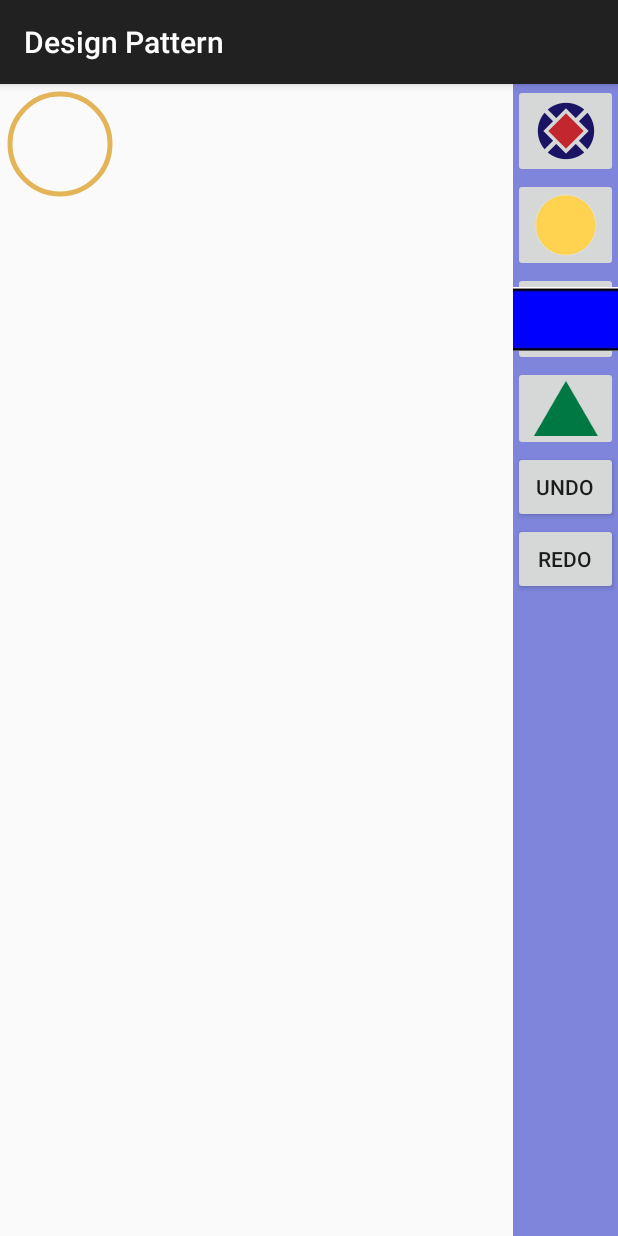
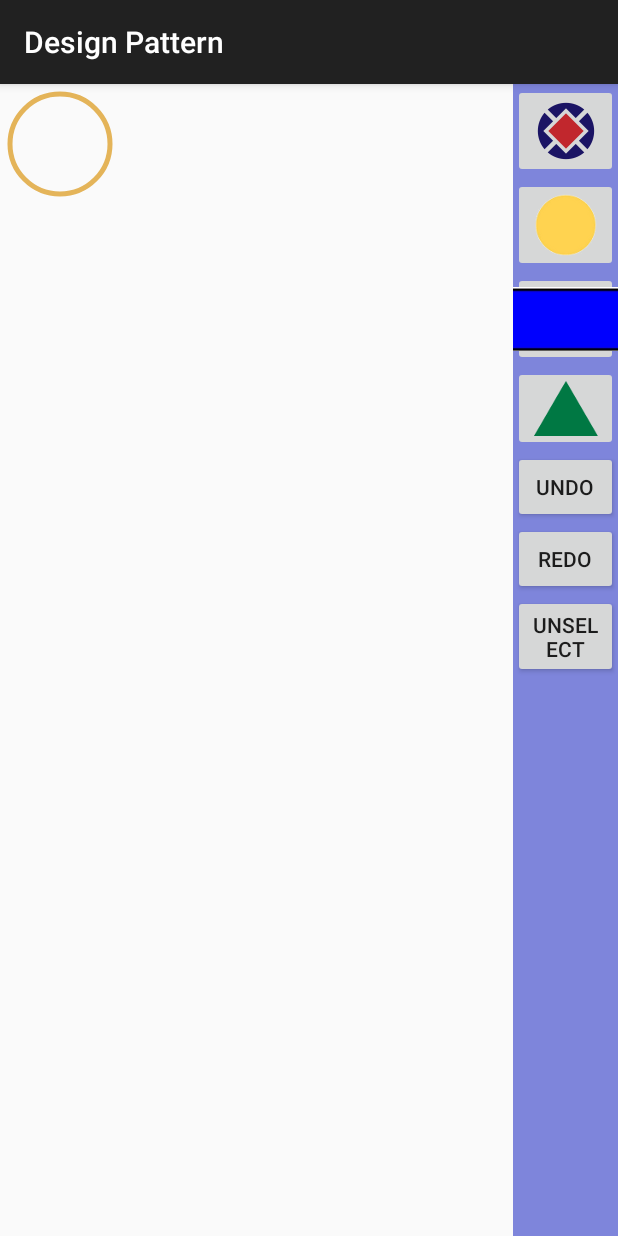
Before and after one commit to reversecoder/rc-dp, an Android app: the screen it shows after launch (MainActivity), after a tap on an icon or button, on a phone screen of 412 x 824 dp. Run offline under Robolectric (Android 15) with nearby library versions, the phone set to English and light mode, and no system bars; 4 statements that could not run were skipped.

Commit message:
added selection method(half-done)

```diff
--- a/app/src/main/java/com/rc/designpattern/activity/MainActivity.java
+++ b/app/src/main/java/com/rc/designpattern/activity/MainActivity.java
@@ -1,14 +1,11 @@
 package com.rc.designpattern.activity;
 
-import android.graphics.Color;
 import android.os.Bundle;
 import android.support.v4.content.ContextCompat;
 import android.support.v7.app.AppCompatActivity;
-import android.util.Log;
 import android.view.GestureDetector;
 import android.view.MotionEvent;
 import android.view.View;
-import android.view.ViewGroup;
 import android.widget.Button;
 import android.widget.ImageButton;
 import android.widget.RelativeLayout;
@@ -22,7 +19,6 @@ import com.rc.designpattern.shapes.Circle;
 import com.rc.designpattern.shapes.CompoundShape;
 import com.rc.designpattern.shapes.Shape;
 import com.rc.designpattern.tools.Generator;
-import com.rc.designpattern.view.DragLayout;
 
 import java.util.HashMap;
 
@@ -42,7 +38,7 @@ public class MainActivity extends AppCompatActivity {
     private ImageButton bttnTriangle;
     private Originator mOriginator = new Originator();
     private CareTaker aCaretaker = new CareTaker();
-    private Button bttnUndo;
+    private Button bttnUndo, bttnUnselect;
     private int currentState = 0;
     private final int duration = Toast.LENGTH_SHORT;
 //    private AudioManager mAudioManager;
@@ -69,6 +65,8 @@ public class MainActivity extends AppCompatActivity {
     private final String RECTANGLECLASS = "com.rc.designpattern.shapes.Rectangle$RectangleView";
     private final String TRIANGLECLASS = "com.rc.designpattern.shapes.Triangle$TriangleView";
 
+    private CompoundShape compoundShape;
+
     @Override
     protected void onCreate(Bundle savedInstanceState) {
         super.onCreate(savedInstanceState);
@@ -79,6 +77,7 @@ public class MainActivity extends AppCompatActivity {
         bttnRectangle = (ImageButton) findViewById(R.id.bttnRectangle);
         bttnTriangle = (ImageButton) findViewById(R.id.bttnTriangle);
         bttnUndo = (Button) findViewById(R.id.bttnUndo);
+        bttnUnselect = (Button) findViewById(R.id.bttnUnselect);
         shapeMapping.put(CIRCLECLASS, 1);
         shapeMapping.put(RECTANGLECLASS, 0);
         shapeMapping.put(TRIANGLECLASS, 2);
@@ -89,7 +88,7 @@ public class MainActivity extends AppCompatActivity {
                 Shape myShape = new Circle(MainActivity.this, Generator.randInt(100, 500), Generator.randInt(100, 800), Generator.randInt(50, 100));
                 myShape.setShapeColor(Generator.generateColor());
 //                ((View)myShape).setBackgroundColor(ContextCompat.getColor(MainActivity.this, R.color.colorAccent));
-                CompoundShape compoundShape = new CompoundShape(MainActivity.this, myShape);
+                compoundShape = new CompoundShape(MainActivity.this, myShape);
                 compoundShape.setBackgroundColor(ContextCompat.getColor(MainActivity.this, R.color.colorPrimaryDark));
 
                 RelativeLayout.LayoutParams params = new RelativeLayout.LayoutParams(200, 200);
@@ -163,6 +162,15 @@ public class MainActivity extends AppCompatActivity {
                 currentState--;
 
                 reDrawLayout();
+            }
+        });
+
+        bttnUnselect.setOnClickListener(new View.OnClickListener() {
+            @Override
+            public void onClick(View v) {
+                if (compoundShape != null) {
+                    compoundShape.unselectShape();
+                }
             }
         });
 
--- a/app/src/main/java/com/rc/designpattern/shapes/BaseShape.java
+++ b/app/src/main/java/com/rc/designpattern/shapes/BaseShape.java
@@ -96,17 +96,17 @@ public abstract class BaseShape extends View implements Shape {
 //    }
 //
 //    @Override
-//    public void select() {
+//    public void selectShape() {
 //        selected = true;
 //    }
 //
 //    @Override
-//    public void unSelect() {
+//    public void unselectShape() {
 //        selected = false;
 //    }
 //
 //    @Override
-//    public boolean isSelected() {
+//    public boolean isShapeSelected() {
 //        return selected;
 //    }
 //
@@ -139,7 +139,7 @@ public abstract class BaseShape extends View implements Shape {
 //        this.displayHeight = frame.getHeight();
 //        this.displayWidth = frame.getWidth();
 //
-//        if (isSelected()) {
+//        if (isShapeSelected()) {
 //            enableSelectionStyle();
 //        } else {
 //            disableSelectionStyle();
@@ -174,17 +174,17 @@ public abstract class BaseShape extends View implements Shape {
 //    }
 
     @Override
-    public void select() {
+    public void selectShape() {
         selected = true;
     }
 
     @Override
-    public void unSelect() {
+    public void unselectShape() {
         selected = false;
     }
 
     @Override
-    public boolean isSelected() {
+    public boolean isShapeSelected() {
         return selected;
     }
 
@@ -196,7 +196,7 @@ public abstract class BaseShape extends View implements Shape {
     @Override
     public void onDraw(Canvas canvas) {
 //        super.onDraw(canvas);
-        if (isSelected()) {
+        if (isShapeSelected()) {
             enableSelectionStyle();
         } else {
             disableSelectionStyle();
--- a/app/src/main/java/com/rc/designpattern/shapes/CompoundShape.java
+++ b/app/src/main/java/com/rc/designpattern/shapes/CompoundShape.java
@@ -3,7 +3,6 @@ package com.rc.designpattern.shapes;
 import android.content.Context;
 import android.graphics.Canvas;
 import android.util.Log;
-import android.view.LayoutInflater;
 import android.view.MotionEvent;
 import android.view.View;
 import android.view.ViewGroup;
@@ -12,6 +11,7 @@ import android.widget.RelativeLayout;
 import android.widget.Toast;
 
 import com.rc.designpattern.R;
+import com.rc.designpattern.gesture.TouchGestureDetector;
 import com.rc.designpattern.util.CustomViewManager;
 
 import java.util.ArrayList;
@@ -150,18 +150,29 @@ public class CompoundShape extends ViewGroup implements Shape {
     }
 
     @Override
-    public void unSelect() {
+    public void unselectShape() {
         for (Shape child : children) {
-            child.unSelect();
+            child.unselectShape();
         }
     }
 
     @Override
-    public void select() {
+    public void selectShape() {
         for (Shape child : children) {
-            child.select();
+            child.selectShape();
         }
     }
+
+    @Override
+    public boolean isShapeSelected() {
+        for (Shape child : children) {
+            if (!child.isShapeSelected()) {
+                return false;
+            }
+        }
+        return true;
+    }
+
     //
 //    public Shape getChildAt(int x, int y) {
 //        for (Shape child : children) {
@@ -175,7 +186,7 @@ public class CompoundShape extends ViewGroup implements Shape {
 //    public boolean selectChildAt(int x, int y) {
 //        Shape child = getChildAt(x, y);
 //        if (child != null) {
-//            child.select();
+//            child.selectShape();
 //            return true;
 //        }
 //        return false;
@@ -184,7 +195,7 @@ public class CompoundShape extends ViewGroup implements Shape {
 //    public List<Shape> getSelected() {
 //        List<Shape> selected = new ArrayList<>();
 //        for (Shape child : children) {
-//            if (child.isSelected()) {
+//            if (child.isShapeSelected()) {
 //                selected.add(child);
 //            }
 //        }
@@ -296,6 +307,8 @@ public class CompoundShape extends ViewGroup implements Shape {
 
     @Override
     public boolean onTouchEvent(MotionEvent event) {
+        touchGestureDetector.onTouchEvent(event);
+        if (isShapeSelected()) {
             int action = event.getAction();
             switch (action) {
                 case MotionEvent.ACTION_DOWN:
@@ -403,6 +416,50 @@ public class CompoundShape extends ViewGroup implements Shape {
             }
             return true;
         }
+        return false;
+    }
+
+    TouchGestureDetector touchGestureDetector = new TouchGestureDetector(new TouchGestureDetector.TouchGestureListener() {
+        @Override
+        public void onPress(MotionEvent motionEvent) {
+
+        }
+
+        @Override
+        public void onTap(MotionEvent motionEvent) {
+
+        }
+
+        @Override
+        public void onDrag(MotionEvent motionEvent) {
+
+        }
+
+        @Override
+        public void onMove(MotionEvent motionEvent) {
+
+        }
+
+        @Override
+        public void onRelease(MotionEvent motionEvent) {
+
+        }
+
+        @Override
+        public void onLongPress(MotionEvent motionEvent) {
+            if (!isShapeSelected()) {
+                Log.d(TAG, "touchGestureDetector>>onLongPress: ");
+                CustomViewManager.doVibrate(getContext(), 100);
+                selectShape();
+                requestLayout();
+            }
+        }
+
+        @Override
+        public void onMultiTap(MotionEvent motionEvent, int clicks) {
+
+        }
+    });
 
     private void center(int dx, int dy) {
         int left = getLeft() + dx;
--- a/app/src/main/java/com/rc/designpattern/shapes/Shape.java
+++ b/app/src/main/java/com/rc/designpattern/shapes/Shape.java
@@ -37,11 +37,11 @@ public interface Shape extends Serializable {
 //
 //    float area();
 //
-    void select();
+    void selectShape();
 
-    void unSelect();
+    void unselectShape();
 
-    boolean isSelected();
+    boolean isShapeSelected();
 
     void setShapeColor(int color);
 
--- a/app/src/main/res/drawable/shape_editable_border_green.xml
+++ b/app/src/main/res/drawable/shape_editable_border_green.xml
@@ -2,6 +2,6 @@
 <shape xmlns:android="http://schemas.android.com/apk/res/android"
     android:shape="rectangle">
     <stroke
-        android:width="1dp"
+        android:width="2dp"
         android:color="@android:color/holo_red_dark" />
 </shape>
--- a/app/src/main/res/layout/activity_main.xml
+++ b/app/src/main/res/layout/activity_main.xml
@@ -51,6 +51,12 @@
             android:layout_height="wrap_content"
             android:text="@string/redo" />
 
+        <Button
+            android:id="@+id/bttnUnselect"
+            android:layout_width="match_parent"
+            android:layout_height="wrap_content"
+            android:text="Unselect" />
+
     </LinearLayout>
 
 </RelativeLayout>
```
Lines whose indentation alone changed are shown as unchanged.
